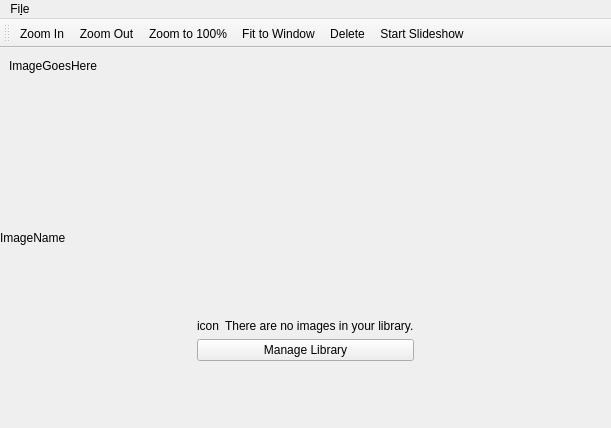
Old version of the form mainwindow.ui in the repository theCheeseboard/thephoto.
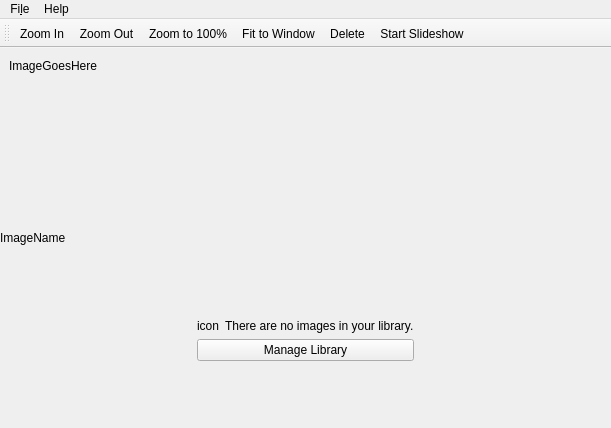
New version of the form. Icons and pictures are not drawn.

Patch:
```diff
--- a/mainwindow.ui
+++ b/mainwindow.ui
@@ -212,7 +212,7 @@
      <x>0</x>
      <y>0</y>
      <width>611</width>
-     <height>22</height>
+     <height>20</height>
     </rect>
    </property>
    <widget class="QMenu" name="menuFile">
@@ -226,7 +226,14 @@
     <addaction name="actionImport_from_Phone"/>
     <addaction name="actionConnect_to_Phone"/>
    </widget>
+   <widget class="QMenu" name="menuHelp">
+    <property name="title">
+     <string>Help</string>
+    </property>
+    <addaction name="actionAbout"/>
+   </widget>
    <addaction name="menuFile"/>
+   <addaction name="menuHelp"/>
   </widget>
   <widget class="QToolBar" name="mainToolBar">
    <property name="toolButtonStyle">
```
Left out of the diff: 10 changed lines with no effect on the pictures.
